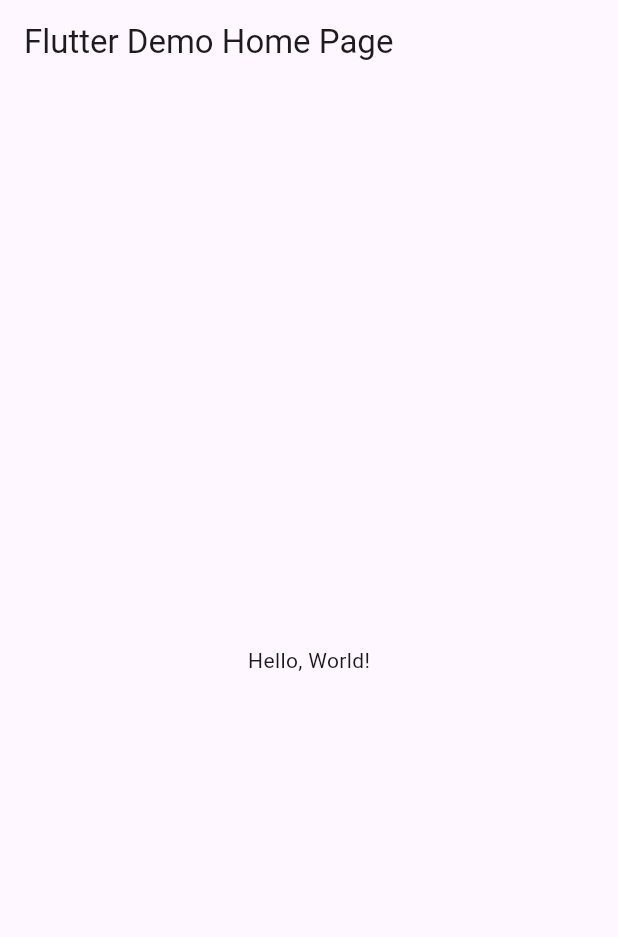
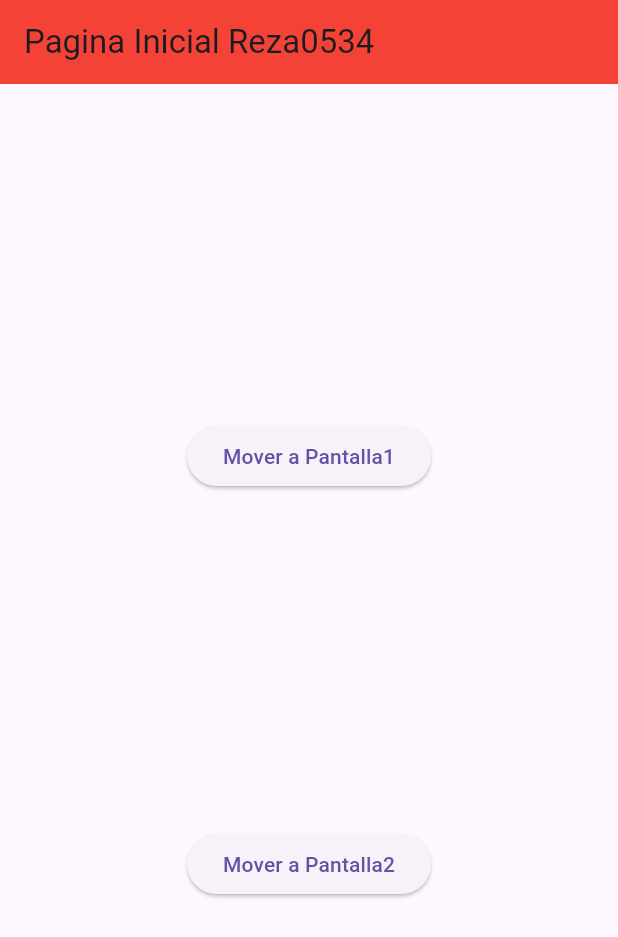
Before and after one commit to HectorRezaRamirez18/p15-Rutas-6J-0534, a Flutter app: the screen it shows after launch, on a phone screen of 412 x 824 dp. Shown: the top 937 px of the screen. Run offline on Flutter 3.47's test engine with Material 3 defaults, Android fonts, the phone set to English and light mode, and no system bars.

```diff
--- a/lib/main.dart
+++ b/lib/main.dart
@@ -1,43 +1,23 @@
 import 'package:flutter/material.dart';
+import 'package:reza0534/pantalla2_0534.dart';
+import 'package:reza0534/pantalla1_0534.dart';
+import 'package:reza0534/pantallaini_0534.dart';
 
-void main() => runApp(MyApp());
+void main() => runApp(MiApp0534());
 
-class MyApp extends StatelessWidget {
-  const MyApp({super.key});
-  // This widget is the root of your application.
+class MiApp0534 extends StatelessWidget {
+  const MiApp0534({Key? key}) : super(key: key);
+
   @override
   Widget build(BuildContext context) {
     return MaterialApp(
-      // Application name
-      title: 'Flutter Hello World',
-      // Application theme data, you can set the colors for the application as
-      // you want
-      theme: ThemeData(
-        // useMaterial3: true,
-        primarySwatch: Colors.blue,
-      ),
-      // A widget which will be started on application startup
-      home: MyHomePage(title: 'Flutter Demo Home Page'),
-    );
-  }
-}
-
-class MyHomePage extends StatelessWidget {
-  final String title;
-  const MyHomePage({super.key, required this.title});
-
-  @override
-  Widget build(BuildContext context) {
-    return Scaffold(
-      appBar: AppBar(
-        // The title text which will be shown on the action bar
-        title: Text(title),
-      ),
-      body: Center(
-        child: Text(
-          'Hello, World!',
-        ),
-      ),
-    );
-  }
-}
+      debugShowCheckedModeBanner: false,
+      initialRoute: "/",
+      routes: {
+        "/": (context) => PantallaIni_0534(),
+        "/pantalla1_0534": (context) => Pantalla1_0534(),
+        "/pantalla2_0534": (context) => Pantalla2_0534()
+      }, //Fin ruta paginas
+    ); //Fin de material
+  } //Fin Widgets
+} //Fin mi App
--- /dev/null
+++ b/lib/pantalla1_0534.dart
@@ -0,0 +1,26 @@
+//Pantalla1_0534
+//
+import 'package:flutter/material.dart';
+
+class Pantalla1_0534 extends StatelessWidget {
+  const Pantalla1_0534({Key? key}) : super(key: key);
+
+  @override
+  Widget build(BuildContext context) {
+    return Scaffold(
+      appBar: AppBar(
+        backgroundColor: Color(0xff36d8f4),
+        title: const Text('Pantalla Reza0534'),
+      ),
+      body: Center(
+        child: Column(
+          children: [
+            ElevatedButton(
+                onPressed: () {}, //Fin de Onpressed,
+                child: const Text("Pantalla1")),
+          ], //Fin de niños
+        ),
+      ),
+    );
+  } //Fin widgets
+} //Fin pantalla 1
--- /dev/null
+++ b/lib/pantalla2_0534.dart
@@ -0,0 +1,22 @@
+//Pantalla2_0534
+
+import 'package:flutter/material.dart';
+
+class Pantalla2_0534 extends StatelessWidget {
+  const Pantalla2_0534({Key? key}) : super(key: key);
+
+  @override
+  Widget build(BuildContext context) {
+    return Scaffold(
+      appBar: AppBar(
+        backgroundColor: Color(0xffd536f4),
+        title: Text('Pantalla2 Reza0534'),
+      ),
+      body: Center(
+        child: Text(
+          'Pantalla2',
+        ),
+      ),
+    );
+  } //Fin widgets
+} //Fin pantalla2
--- /dev/null
+++ b/lib/pantallaini_0534.dart
@@ -0,0 +1,32 @@
+import 'package:flutter/material.dart';
+
+class PantallaIni_0534 extends StatelessWidget {
+  const PantallaIni_0534({Key? key}) : super(key: key);
+
+  @override
+  Widget build(BuildContext context) {
+    return Scaffold(
+      appBar: AppBar(
+        title: Text("Pagina Inicial Reza0534"),
+        backgroundColor: Colors.red,
+      ),
+      body: Center(
+        child: Column(
+          mainAxisAlignment: MainAxisAlignment.spaceEvenly,
+          children: [
+            ElevatedButton(
+                onPressed: () {
+                  Navigator.pushNamed(context, "/pantalla1_0534");
+                }, //Fin de onPressed
+                child: const Text("Mover a Pantalla1")),
+            ElevatedButton(
+                onPressed: () {
+                  Navigator.pushNamed(context, "/pantalla2_0534");
+                }, //Fin de onPressed
+                child: const Text("Mover a Pantalla2")),
+          ],
+        ),
+      ),
+    ); //Fin Scaffold
+  } //Fin widgets
+} //Fin de pantalla incial
```
